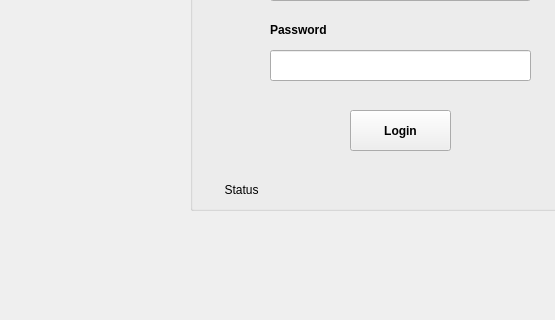
This is login.ui in satriaer77/pinjam-lab as Qt 5 draws it before an edit; both pictures show x 0 to 555 and y 280 to 600 of the 800 by 600 pixel window. The edited form follows.
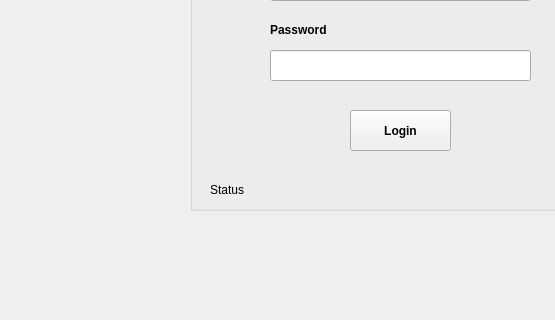
This is the edited form.

Diff of the .ui file:
```diff
--- a/login.ui
+++ b/login.ui
@@ -200,7 +200,7 @@
      <rect>
       <x>20</x>
       <y>360</y>
-      <width>63</width>
+      <width>211</width>
       <height>20</height>
      </rect>
     </property>
@@ -211,7 +211,7 @@
      <string>Status</string>
     </property>
     <property name="alignment">
-     <set>Qt::AlignCenter</set>
+     <set>Qt::AlignLeading|Qt::AlignLeft|Qt::AlignVCenter</set>
     </property>
    </widget>
   </widget>
```
